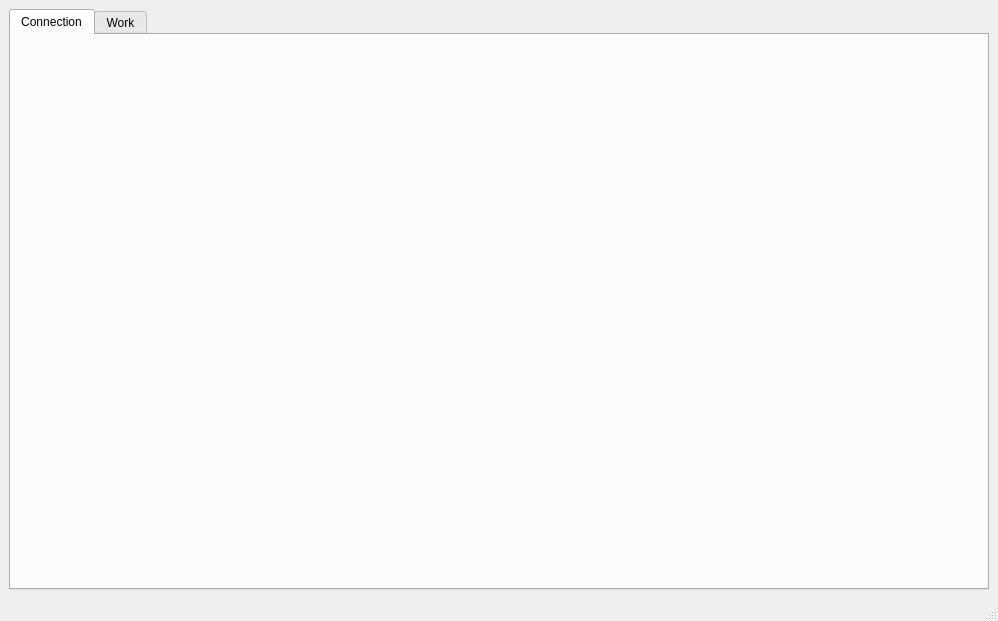
Above: mainwindow.ui from nghtsnw/etrodiag before the change. Below: the same form after it.
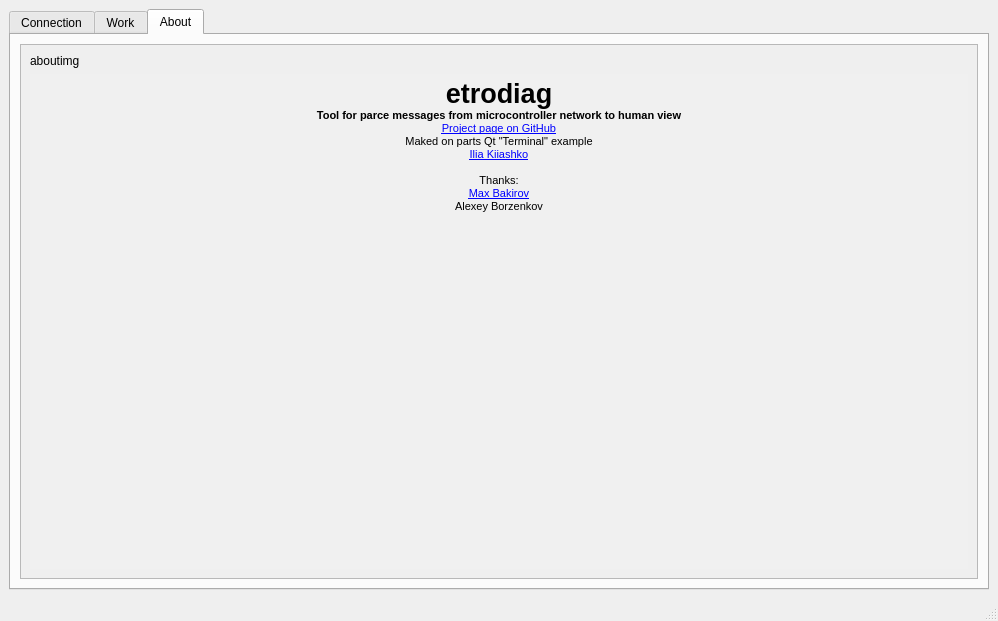
That is the form after the change. The open tabs and pages were chosen to show the change.

Commit message: Add About section

What changed in the file:
```diff
--- a/mainwindow.ui
+++ b/mainwindow.ui
@@ -221,6 +221,188 @@
         </item>
        </layout>
       </widget>
+      <widget class="QWidget" name="tab_about">
+       <property name="sizePolicy">
+        <sizepolicy hsizetype="Preferred" vsizetype="Preferred">
+         <horstretch>0</horstretch>
+         <verstretch>0</verstretch>
+        </sizepolicy>
+       </property>
+       <attribute name="title">
+        <string>About</string>
+       </attribute>
+       <layout class="QVBoxLayout" name="verticalLayout">
+        <item>
+         <widget class="QScrollArea" name="scrollArea">
+          <property name="widgetResizable">
+           <bool>true</bool>
+          </property>
+          <widget class="QWidget" name="scrollAreaWidgetContents">
+           <property name="geometry">
+            <rect>
+             <x>0</x>
+             <y>0</y>
+             <width>938</width>
+             <height>474</height>
+            </rect>
+           </property>
+           <property name="sizePolicy">
+            <sizepolicy hsizetype="Preferred" vsizetype="Preferred">
+             <horstretch>0</horstretch>
+             <verstretch>0</verstretch>
+            </sizepolicy>
+           </property>
+           <property name="layoutDirection">
+            <enum>Qt::LeftToRight</enum>
+           </property>
+           <layout class="QVBoxLayout" name="verticalLayout_2">
+            <item>
+             <widget class="QLabel" name="aboutimg">
+              <property name="sizePolicy">
+               <sizepolicy hsizetype="Fixed" vsizetype="Fixed">
+                <horstretch>0</horstretch>
+                <verstretch>0</verstretch>
+               </sizepolicy>
+              </property>
+              <property name="layoutDirection">
+               <enum>Qt::LeftToRight</enum>
+              </property>
+              <property name="text">
+               <string>aboutimg</string>
+              </property>
+             </widget>
+            </item>
+            <item>
+             <widget class="QTextBrowser" name="textBrowser">
+              <property name="sizePolicy">
+               <sizepolicy hsizetype="Preferred" vsizetype="Expanding">
+                <horstretch>0</horstretch>
+                <verstretch>0</verstretch>
+               </sizepolicy>
+              </property>
+              <property name="palette">
+               <palette>
+                <active>
+                 <colorrole role="Base">
+                  <brush brushstyle="SolidPattern">
+                   <color alpha="255">
+                    <red>240</red>
+                    <green>240</green>
+                    <blue>240</blue>
+                   </color>
+                  </brush>
+                 </colorrole>
+                 <colorrole role="PlaceholderText">
+                  <brush brushstyle="SolidPattern">
+                   <color alpha="128">
+                    <red>255</red>
+                    <green>255</green>
+                    <blue>255</blue>
+                   </color>
+                  </brush>
+                 </colorrole>
+                </active>
+                <inactive>
+                 <colorrole role="Base">
+                  <brush brushstyle="SolidPattern">
+                   <color alpha="255">
+                    <red>240</red>
+                    <green>240</green>
+                    <blue>240</blue>
+                   </color>
+                  </brush>
+                 </colorrole>
+                 <colorrole role="PlaceholderText">
+                  <brush brushstyle="SolidPattern">
+                   <color alpha="128">
+                    <red>255</red>
+                    <green>255</green>
+                    <blue>255</blue>
+                   </color>
+                  </brush>
+                 </colorrole>
+                </inactive>
+                <disabled>
+                 <colorrole role="Base">
+                  <brush brushstyle="SolidPattern">
+                   <color alpha="255">
+                    <red>240</red>
+                    <green>240</green>
+                    <blue>240</blue>
+                   </color>
+                  </brush>
+                 </colorrole>
+                 <colorrole role="PlaceholderText">
+                  <brush brushstyle="SolidPattern">
+                   <color alpha="128">
+                    <red>255</red>
+                    <green>255</green>
+                    <blue>255</blue>
+                   </color>
+                  </brush>
+                 </colorrole>
+                </disabled>
+               </palette>
+              </property>
+              <property name="frameShape">
+               <enum>QFrame::NoFrame</enum>
+              </property>
+              <property name="frameShadow">
+               <enum>QFrame::Sunken</enum>
+              </property>
+              <property name="verticalScrollBarPolicy">
+               <enum>Qt::ScrollBarAsNeeded</enum>
+              </property>
+              <property name="horizontalScrollBarPolicy">
+               <enum>Qt::ScrollBarAsNeeded</enum>
+              </property>
+              <property name="sizeAdjustPolicy">
+               <enum>QAbstractScrollArea::AdjustToContents</enum>
+              </property>
+              <property name="lineWrapMode">
+               <enum>QTextEdit::NoWrap</enum>
+              </property>
+              <property name="html">
+               <string>&lt;!DOCTYPE HTML PUBLIC &quot;-//W3C//DTD HTML 4.0//EN&quot; &quot;http://www.w3.org/TR/REC-html40/strict.dtd&quot;&gt;
+&lt;html&gt;&lt;head&gt;&lt;meta name=&quot;qrichtext&quot; content=&quot;1&quot; /&gt;&lt;style type=&quot;text/css&quot;&gt;
+p, li { white-space: pre-wrap; }
+&lt;/style&gt;&lt;/head&gt;&lt;body style=&quot; font-family:'MS Shell Dlg 2'; font-size:8pt; font-weight:400; font-style:normal;&quot;&gt;
+&lt;p align=&quot;center&quot; style=&quot; margin-top:0px; margin-bottom:0px; margin-left:0px; margin-right:0px; -qt-block-indent:0; text-indent:0px;&quot;&gt;&lt;span style=&quot; font-size:20pt; font-weight:600;&quot;&gt;etrodiag&lt;/span&gt;&lt;/p&gt;
+&lt;p align=&quot;center&quot; style=&quot; margin-top:0px; margin-bottom:0px; margin-left:0px; margin-right:0px; -qt-block-indent:0; text-indent:0px;&quot;&gt;&lt;span style=&quot; font-weight:600;&quot;&gt;Tool for parce messages from microcontroller network to human view&lt;/span&gt;&lt;/p&gt;
+&lt;p align=&quot;center&quot; style=&quot; margin-top:0px; margin-bottom:0px; margin-left:0px; margin-right:0px; -qt-block-indent:0; text-indent:0px;&quot;&gt;&lt;a href=&quot;https://github.com/nghtsnw/etrodiag&quot;&gt;&lt;span style=&quot; text-decoration: underline; color:#0000ff;&quot;&gt;Project page on GitHub&lt;/span&gt;&lt;/a&gt;&lt;/p&gt;
+&lt;p align=&quot;center&quot; style=&quot; margin-top:0px; margin-bottom:0px; margin-left:0px; margin-right:0px; -qt-block-indent:0; text-indent:0px;&quot;&gt;Maked on parts Qt &amp;quot;Terminal&amp;quot; example&lt;/p&gt;
+&lt;p align=&quot;center&quot; style=&quot; margin-top:0px; margin-bottom:0px; margin-left:0px; margin-right:0px; -qt-block-indent:0; text-indent:0px;&quot;&gt;&lt;a href=&quot;https://github.com/nghtsnw&quot;&gt;&lt;span style=&quot; text-decoration: underline; color:#0000ff;&quot;&gt;Ilia Kiiashko&lt;/span&gt;&lt;/a&gt;&lt;/p&gt;
+&lt;p align=&quot;center&quot; style=&quot;-qt-paragraph-type:empty; margin-top:0px; margin-bottom:0px; margin-left:0px; margin-right:0px; -qt-block-indent:0; text-indent:0px;&quot;&gt;&lt;br /&gt;&lt;/p&gt;
+&lt;p align=&quot;center&quot; style=&quot; margin-top:0px; margin-bottom:0px; margin-left:0px; margin-right:0px; -qt-block-indent:0; text-indent:0px;&quot;&gt;Thanks:&lt;/p&gt;
+&lt;p align=&quot;center&quot; style=&quot; margin-top:0px; margin-bottom:0px; margin-left:0px; margin-right:0px; -qt-block-indent:0; text-indent:0px;&quot;&gt;&lt;a href=&quot;https://github.com/gmoximko&quot;&gt;&lt;span style=&quot; text-decoration: underline; color:#0000ff;&quot;&gt;Max Bakirov&lt;/span&gt;&lt;/a&gt;&lt;/p&gt;
+&lt;p align=&quot;center&quot; style=&quot; margin-top:0px; margin-bottom:0px; margin-left:0px; margin-right:0px; -qt-block-indent:0; text-indent:0px;&quot;&gt;Alexey Borzenkov&lt;/p&gt;&lt;/body&gt;&lt;/html&gt;</string>
+              </property>
+              <property name="overwriteMode">
+               <bool>false</bool>
+              </property>
+              <property name="tabStopWidth">
+               <number>80</number>
+              </property>
+              <property name="acceptRichText">
+               <bool>true</bool>
+              </property>
+              <property name="cursorWidth">
+               <number>1</number>
+              </property>
+              <property name="textInteractionFlags">
+               <set>Qt::LinksAccessibleByKeyboard|Qt::LinksAccessibleByMouse</set>
+              </property>
+              <property name="openExternalLinks">
+               <bool>true</bool>
+              </property>
+             </widget>
+            </item>
+           </layout>
+          </widget>
+         </widget>
+        </item>
+       </layout>
+      </widget>
      </widget>
     </item>
    </layout>
```
Left out of the diff: 4 changed lines with no effect on the pictures. The commit also changes 23 other files.
